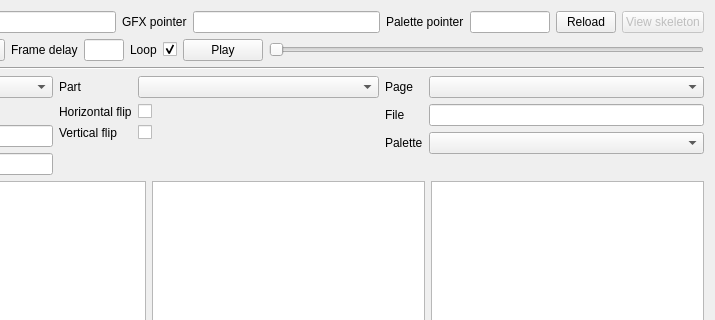
Above: dsvedit/sprite_editor.ui from LagoLunatic/DSVEdit before the change; both pictures show x 545 to 1260 and y 0 to 320 of the 1260 by 540 pixel window. Below: the same form after it.
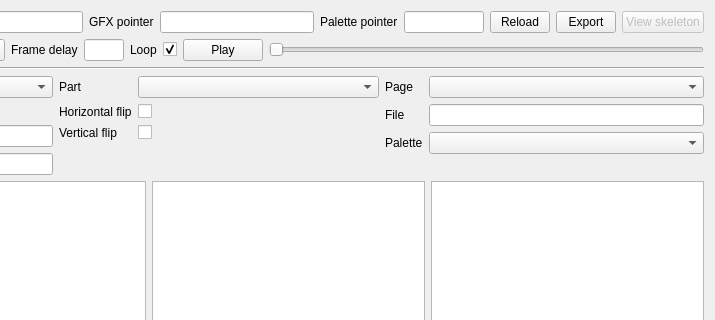
That is the form after the change.

Commit message: Add button to export current sprite frames

```diff
--- a/dsvedit/sprite_editor.ui
+++ b/dsvedit/sprite_editor.ui
@@ -153,6 +153,19 @@
            </property>
           </widget>
          </item>
+         <item>
+          <widget class="QPushButton" name="export_button">
+           <property name="maximumSize">
+            <size>
+             <width>60</width>
+             <height>16777215</height>
+            </size>
+           </property>
+           <property name="text">
+            <string>Export</string>
+           </property>
+          </widget>
+         </item>
          <item>
           <widget class="QPushButton" name="view_skeleton_button">
            <property name="enabled">
```
The commit also changes 1 other file.
